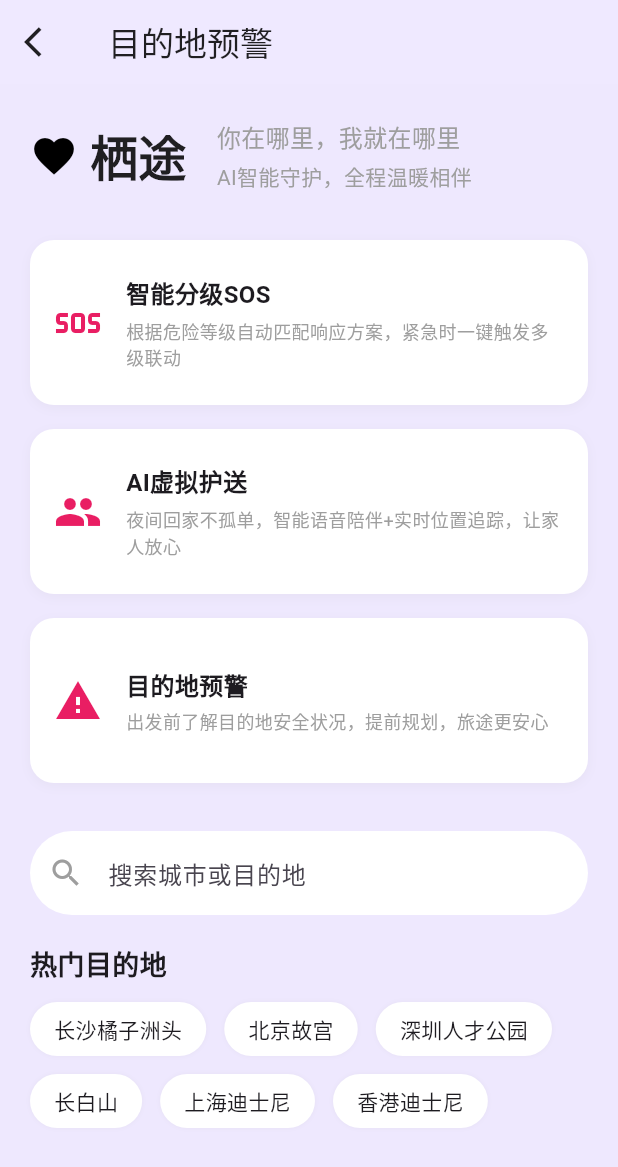
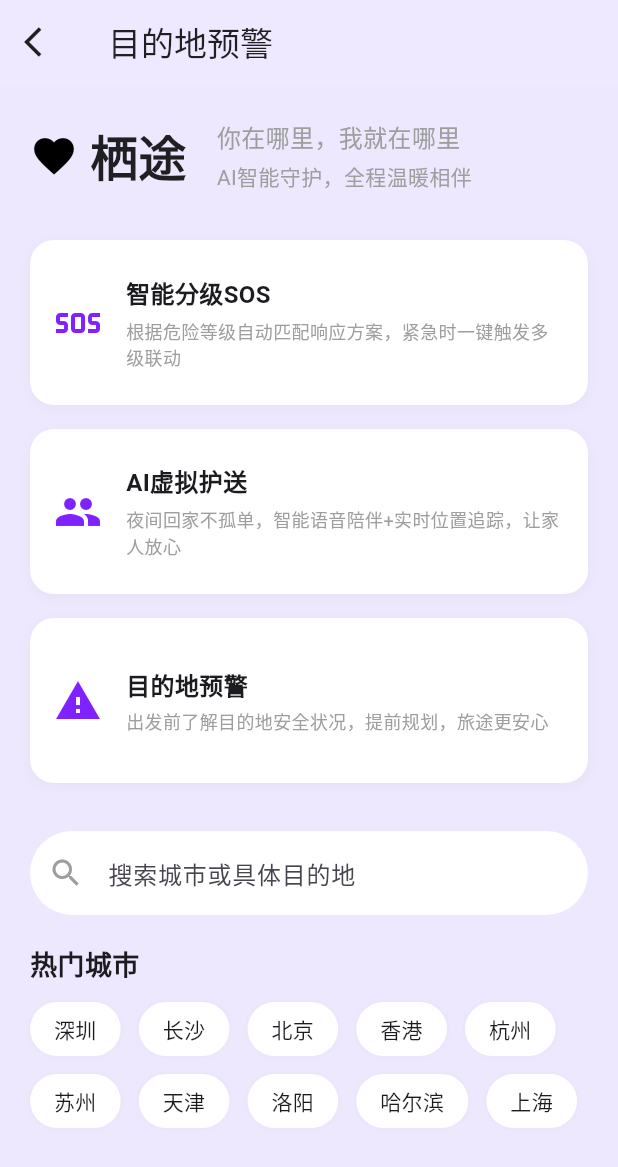
Before and after one commit to xixixiFan/NestWay, a Flutter app: the HomePage screen opened directly, on a phone screen of 412 x 824 dp. Shown: the top 1167 px of the screen. Run offline on Flutter 3.47's test engine with Material 3 defaults, Android fonts, the phone set to English and light mode, and no system bars; our stand-ins replace image_picker; network calls fail.

Commit message:
feat: complete profile page, optimize home page search, update Android/iOS permissions

```diff
--- a/lib/main.dart
+++ b/lib/main.dart
@@ -1,5 +1,5 @@
 import 'package:flutter/material.dart';
-import 'pages/home/home_page.dart';  // 导入首页
+import 'pages/profile/profile_page.dart';
 
 void main() => runApp(const MyApp());
 
@@ -11,7 +11,7 @@ class MyApp extends StatelessWidget {
     return MaterialApp(
       title: '栖途',
       theme: ThemeData(primarySwatch: Colors.pink),
-      home: const HomePage(),   // 将首页作为入口
+      home: const ProfilePage(),   // 临时显示个人主页
     );
   }
 }
--- a/lib/pages/home/home_page.dart
+++ b/lib/pages/home/home_page.dart
@@ -11,20 +11,18 @@ class HomePage extends StatefulWidget {
 class _HomePageState extends State<HomePage> {
   final TextEditingController _searchController = TextEditingController();
 
-  final List<String> hotDestinations = [
-    '长沙橘子洲头',
-    '北京故宫',
-    '深圳人才公园',
-    '长白山',
-    '上海迪士尼',
-    '香港迪士尼',
+  // 热门城市列表（自动换行）
+  final List<String> hotCities = [
+    '深圳', '长沙', '北京', '香港',
+    '杭州', '苏州', '天津', '洛阳',
+    '哈尔滨', '上海',
   ];
 
-  void _searchDestination(String destination) {
+  void _searchCity(String city) {
     Navigator.push(
       context,
       MaterialPageRoute(
-        builder: (context) => DestinationSafetyPage(cityName: destination),
+        builder: (context) => DestinationSafetyPage(cityName: city),
       ),
     );
   }
@@ -48,11 +46,10 @@ class _HomePageState extends State<HomePage> {
           crossAxisAlignment: CrossAxisAlignment.start,
           children: [
             const SizedBox(height: 24),
-            // 顶部：爱心 + 栖途 + 右侧两行标语（爱心和栖途垂直居中）
             Padding(
               padding: const EdgeInsets.symmetric(horizontal: 20),
               child: Row(
-                crossAxisAlignment: CrossAxisAlignment.center, // 垂直居中
+                crossAxisAlignment: CrossAxisAlignment.center,
                 children: [
                   const Icon(Icons.favorite, color: Colors.black, size: 32),
                   const SizedBox(width: 8),
@@ -81,7 +78,6 @@ class _HomePageState extends State<HomePage> {
               ),
             ),
             const SizedBox(height: 32),
-            // 三个功能卡片（上下排列）
             Padding(
               padding: const EdgeInsets.symmetric(horizontal: 20),
               child: Column(
@@ -107,14 +103,18 @@ class _HomePageState extends State<HomePage> {
               ),
             ),
             const SizedBox(height: 32),
-            // 搜索栏
             Padding(
               padding: const EdgeInsets.symmetric(horizontal: 20),
               child: TextField(
                 controller: _searchController,
                 decoration: InputDecoration(
-                  hintText: '搜索城市或目的地',
-                  prefixIcon: const Icon(Icons.search, color: Colors.grey),
+                  hintText: '搜索城市或具体目的地',
+                  prefixIcon: IconButton(
+                    icon: const Icon(Icons.search, color: Colors.grey),
+                    onPressed: () => _searchCity(_searchController.text),
+                    padding: EdgeInsets.zero,
+                    constraints: const BoxConstraints(),
+                  ),
                   border: OutlineInputBorder(
                     borderRadius: BorderRadius.circular(30),
                     borderSide: BorderSide.none,
@@ -122,24 +122,23 @@ class _HomePageState extends State<HomePage> {
                   filled: true,
                   fillColor: Colors.white,
                 ),
-                onSubmitted: _searchDestination,
+                onSubmitted: _searchCity,
               ),
             ),
             const SizedBox(height: 20),
-            // 热门目的地标题
             const Padding(
               padding: EdgeInsets.symmetric(horizontal: 20),
-              child: Text('热门目的地', style: TextStyle(fontSize: 18, fontWeight: FontWeight.bold)),
+              child: Text('热门城市', style: TextStyle(fontSize: 18, fontWeight: FontWeight.bold)),
             ),
             const SizedBox(height: 12),
-            // 热门目的地标签
             Padding(
               padding: const EdgeInsets.symmetric(horizontal: 20),
               child: Wrap(
                 spacing: 12,
                 runSpacing: 12,
-                children: hotDestinations.map((destination) => GestureDetector(
-                  onTap: () => _searchDestination(destination),
+                alignment: WrapAlignment.start,
+                children: hotCities.map((city) => GestureDetector(
+                  onTap: () => _searchCity(city),
                   child: Container(
                     padding: const EdgeInsets.symmetric(horizontal: 16, vertical: 8),
                     decoration: BoxDecoration(
@@ -152,7 +151,11 @@ class _HomePageState extends State<HomePage> {
                         ),
                       ],
                     ),
-                    child: Text(destination, style: const TextStyle(fontSize: 14)),
+                    child: Text(
+                      city,
+                      style: const TextStyle(fontSize: 14),
+                      textAlign: TextAlign.center,
+                    ),
                   ),
                 )).toList(),
               ),
@@ -186,7 +189,7 @@ class _HomePageState extends State<HomePage> {
       ),
       child: Row(
         children: [
-          Icon(icon, size: 32, color: const Color(0xFFE91E63)),
+          Icon(icon, size: 32, color: const Color(0xFF8022FF)),
           const SizedBox(width: 16),
           Expanded(
             child: Column(
--- a/lib/pages/safety/destination_safety_page.dart
+++ b/lib/pages/safety/destination_safety_page.dart
@@ -2,7 +2,6 @@ import 'package:flutter/material.dart';
 import 'package:http/http.dart' as http;
 import 'dart:convert';
 
-// 城市安全数据模型
 class CitySafetyData {
   final String cityName;
   final String riskLevel;
@@ -45,12 +44,13 @@ class _DestinationSafetyPageState extends State<DestinationSafetyPage> {
   static const String apiKey = 'sk-1f17d93786ac413187006742996cac29';
   final String apiUrl = 'https://api.deepseek.com/v1/chat/completions';
 
-  // 只保留四个热门目的地
   final List<String> hotDestinations = [
-    '长沙橘子洲头',
-    '北京故宫',
-    '深圳人才公园',
-    '长白山',
+    '香港',
+    '杭州',
+    '苏州',
+    '天津',
+    '上海',
+    '北京',
   ];
 
   @override
@@ -62,7 +62,7 @@ class _DestinationSafetyPageState extends State<DestinationSafetyPage> {
   Future<void> _fetchSafetyReport(String place) async {
     if (apiKey.isEmpty) {
       setState(() {
-        _errorMessage = '请配置 API Key，运行命令：flutter run --dart-define=DEEPSEEK_API_KEY=你的密钥';
+        _errorMessage = 'API Key 未配置';
         _isLoading = false;
       });
       return;
@@ -74,20 +74,30 @@ class _DestinationSafetyPageState extends State<DestinationSafetyPage> {
       _currentData = null;
     });
 
+    // 优化后的提示词：要求生成有地方特色的建议，避免通用套话
     const systemPrompt = '''
-你是女性旅行安全专家。用户将输入一个具体地点，请生成该地点的女性独自旅行安全报告，严格按照以下JSON格式返回，不要返回任何其他内容：
+你是女性旅行安全专家，回答必须接地气、有当地特色，避免千篇一律的套话。用户输入一个具体地点（城市、景点、商圈等），请生成该地点的女性独自旅行安全报告，严格按照以下JSON格式返回，不要返回任何其他内容：
 {
   "place_name": "地点名称",
   "risk_level": "低",
   "safety_score": 0-10的浮点数,
   "city_features": ["特点1", "特点2", "特点3"],
-  "security_brief": "治安状况简评（100字以内）",
-  "night_advice": "夜间出行建议（用句号或分号分隔多个要点）",
-  "accommodation_tips": "住宿安全建议（用句号或分号分隔多个要点）",
+  "security_brief": "治安状况简评（100字以内，突出本地特有风险或优势）",
+  "night_advice": "夜间出行建议（用句号或分号分隔多个要点，每个要点需结合当地实际，例如具体街道名、交通方式、本地治安规律）",
+  "accommodation_tips": "住宿安全建议（用句号或分号分隔多个要点，针对当地住宿环境给出特色提醒）",
   "police_phone": "当地报警电话",
   "ambulance_phone": "急救电话",
   "local_hotline": "本地热线（如市长热线）"
 }
+
+特别注意：
+- 对于杭州，可提及西湖景区苏堤、白堤夜间照明情况，龙翔桥地铁站周边人流密度等。
+- 对于成都，可提及九眼桥、兰桂坊酒吧街夜间醉酒人群，玉林路小酒馆周边状况。
+- 对于香港，可提及旺角、尖沙咀夜间人流及扒手风险，部分大厦无底层门禁等问题。
+- 对于北京，可提及三里屯酒吧街、南锣鼓巷夜间安全，以及部分老城区胡同照明不足。
+- 对于上海，可提及外滩、南京东路步行街夜间人流量，迪士尼烟花散场疏散建议。
+- 对于苏州，可提及平江路、山塘街夜间照明，观前街商圈治安等。
+- 所有建议必须基于公开知识，尽量给出有辨识度的本地化提醒，不要使用“建议避免偏僻地方”这类通用语句。
 ''';
 
     final requestBody = {
@@ -231,7 +241,6 @@ class _DestinationSafetyPageState extends State<DestinationSafetyPage> {
       children: [
         _buildHeaderCard(),
         const SizedBox(height: 16),
-        // 横向滚动热门目的地标签（四个）
         SizedBox(
           height: 40,
           child: ListView.separated(
@@ -253,12 +262,14 @@ class _DestinationSafetyPageState extends State<DestinationSafetyPage> {
                       width: 0.5,
                     ),
                   ),
+                  alignment: Alignment.center,
                   child: Text(
                     city,
                     style: TextStyle(
                       fontSize: 14,
                       color: isSelected ? Colors.white : Colors.black87,
                     ),
+                    textAlign: TextAlign.center,
                   ),
                 ),
               );
@@ -458,7 +469,7 @@ class _DestinationSafetyPageState extends State<DestinationSafetyPage> {
             const SizedBox(width: 8),
             Text(
               "安全评分 ${_currentData!.safetyScore.toStringAsFixed(1)}/5",
-              style: const TextStyle(color: Colors.grey, fontSize: 12),
+              style: const TextStyle(color: Colors.black, fontSize: 12, fontWeight: FontWeight.bold),
             ),
           ],
         ),
--- a/pubspec.yaml
+++ b/pubspec.yaml
@@ -10,6 +10,7 @@ dependencies:
   flutter:
     sdk: flutter
   http: ^1.2.0
+  image_picker: ^1.0.5   # 用于从相册选择头像
 
 dev_dependencies:
   flutter_test:
```
Also changed, not shown: lib/pages/profile/profile_page.dart (+55 -20 lines), 5 other files.
